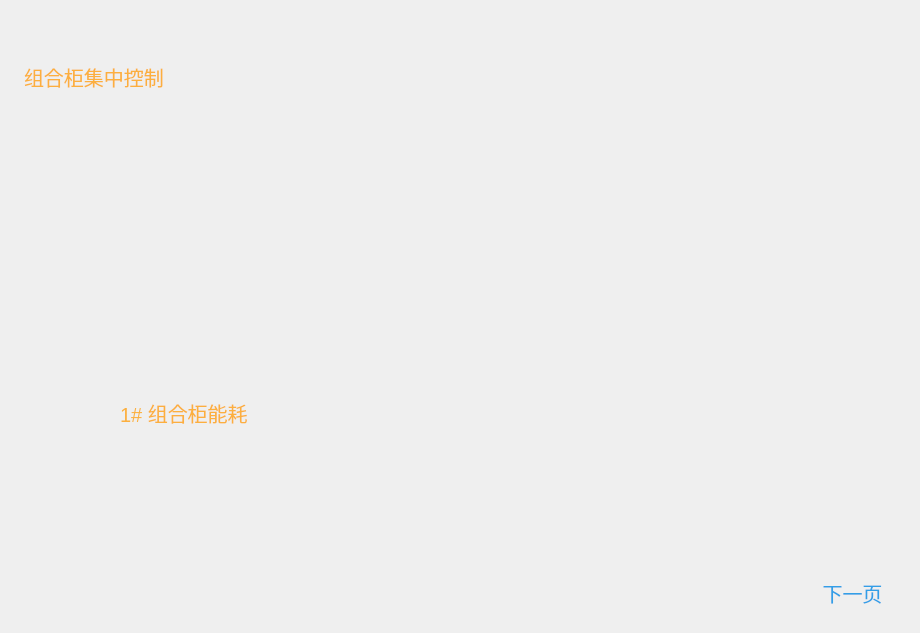
Before: the Qt Designer form Window/Page/modularairpage.ui in caosq/ChickenFarm, drawn with Qt 5.
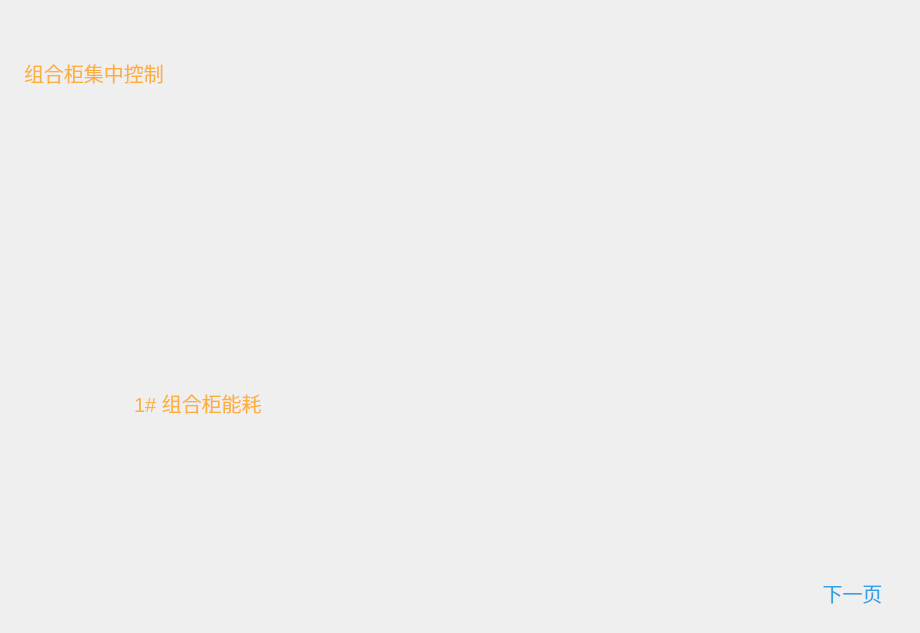
After: the same form once the commit is applied. Icons and pictures are not drawn.

Diff of the .ui file:
```diff
--- a/Window/Page/modularairpage.ui
+++ b/Window/Page/modularairpage.ui
@@ -19,10 +19,10 @@
   <widget class="QFrame" name="frame_1">
    <property name="geometry">
     <rect>
-     <x>16</x>
-     <y>400</y>
-     <width>297</width>
-     <height>201</height>
+     <x>30</x>
+     <y>390</y>
+     <width>271</width>
+     <height>190</height>
     </rect>
    </property>
    <property name="styleSheet">
@@ -179,9 +179,9 @@
   <widget class="QFrame" name="frame">
    <property name="geometry">
     <rect>
-     <x>8</x>
-     <y>96</y>
-     <width>305</width>
+     <x>22</x>
+     <y>90</y>
+     <width>281</width>
      <height>257</height>
     </rect>
    </property>
@@ -435,7 +435,7 @@
    <property name="geometry">
     <rect>
      <x>24</x>
-     <y>64</y>
+     <y>60</y>
      <width>153</width>
      <height>25</height>
     </rect>
```
